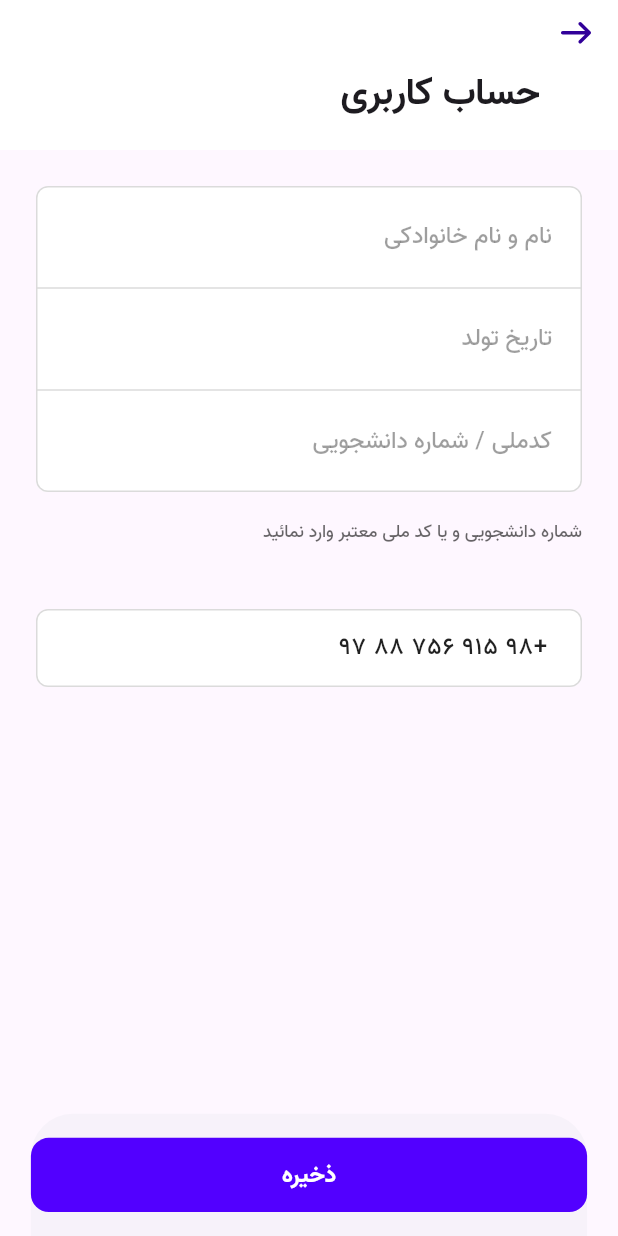
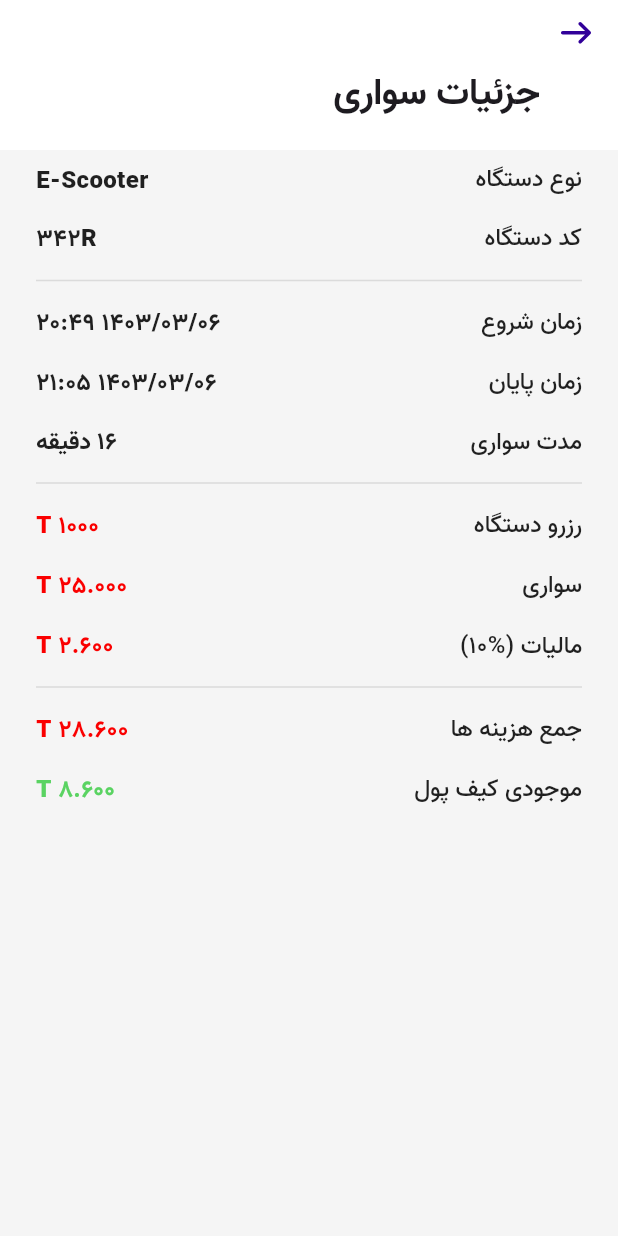
Before and after one commit to Ehsan-abaci/Rio, a Flutter app: the screen it shows after launch, on a phone screen of 412 x 824 dp. Run offline on Flutter 3.47's test engine with Material 3 defaults, Android fonts, the phone set to English and light mode, and no system bars; our stand-ins replace bloc, equatable, flutter_bloc, flutter_map, flutter_svg, geolocator and 5 more; missing offline and left inert: flutter_map_cancellable_tile_provider, flutter_map_location_marker, qr_code_scanner; accounts and stored records are empty.

Commit message:
add ride details page

```diff
--- a/lib/core/utils/resources/color_manager.dart
+++ b/lib/core/utils/resources/color_manager.dart
@@ -42,6 +42,8 @@ class ColorManager {
   static Color reversedEmphasis = HexColor.fromHexColor('FFFFFF');
   static Color placeholder = HexColor.fromHexColor('#8C8C8C');
   static Color border = HexColor.fromHexColor('DBDBDB');
+  static Color red = HexColor.fromHexColor('FA0000');
+  static Color green = HexColor.fromHexColor('5AD362');
 }
 
 extension HexColor on Color {
--- /dev/null
+++ b/lib/feature/ride_histories/presentation/screens/ride_details_page.dart
@@ -0,0 +1,112 @@
+import 'package:flutter/material.dart';
+
+import '../../../../core/utils/resources/color_manager.dart';
+import '../../../../core/widgets/custom_appbar_widget.dart';
+
+class RideDetailsPage extends StatelessWidget {
+  const RideDetailsPage({super.key});
+
+  @override
+  Widget build(BuildContext context) {
+    return Scaffold(
+        backgroundColor: ColorManager.appBg,
+        appBar: const CustomAppBarWidget(title: "جزئیات سواری"),
+        body: const WidgetColumnDetails());
+  }
+}
+
+class WidgetDivider extends StatelessWidget {
+  const WidgetDivider({super.key});
+
+  @override
+  Widget build(BuildContext context) {
+    return Divider(
+      color: ColorManager.border,
+      thickness: 1,
+    );
+  }
+}
+
+class WidgetColumnDetails extends StatelessWidget {
+  const WidgetColumnDetails({super.key});
+
+  @override
+  Widget build(BuildContext context) {
+    return const Padding(
+      padding: EdgeInsets.symmetric(horizontal: 24.0),
+      child: Column(children: [
+        WidgetDetailsRow(
+            title: "نوع دستگاه", description: 'E-Scooter', color: "black"),
+        WidgetDetailsRow(
+            title: "کد دستگاه", description: '342R', color: "black"),
+        WidgetDivider(),
+        WidgetDetailsRow(
+            title: "زمان شروع",
+            description: '1403/03/06 20:49',
+            color: "black"),
+        WidgetDetailsRow(
+            title: "زمان پایان",
+            description: '1403/03/06 21:05',
+            color: "black"),
+        WidgetDetailsRow(
+            title: "مدت سواری", description: '16 دقیقه', color: "black"),
+        WidgetDivider(),
+        WidgetDetailsRow(
+            title: "رزرو دستگاه", description: '1000 T', color: "red"),
+        WidgetDetailsRow(title: "سواری", description: '25.000 T', color: "red"),
+        WidgetDetailsRow(
+            title: "مالیات (%10)", description: '2.600 T', color: "red"),
+        WidgetDivider(),
+        WidgetDetailsRow(
+            title: "جمع هزینه ها", description: '28.600 T', color: "red"),
+        WidgetDetailsRow(
+            title: "موجودی کیف پول", description: '8.600 T', color: "green"),
+      ]),
+    );
+  }
+}
+
+class WidgetDetailsRow extends StatelessWidget {
+  const WidgetDetailsRow(
+      {super.key,
+      required this.title,
+      required this.description,
+      required this.color});
+
+  final String title;
+  final String description;
+  final String color;
+
+  @override
+  Widget build(BuildContext context) {
+    return Padding(
+      padding: const EdgeInsets.symmetric(vertical: 8.0),
+      child: Row(mainAxisAlignment: MainAxisAlignment.spaceBetween, children: [
+        Text(
+          title,
+          style: TextStyle(
+              fontWeight: FontWeight.w500,
+              color: ColorManager.highEmphasis,
+              fontSize: 16),
+        ),
+        Text(
+          description,
+          style: TextStyle(
+              fontWeight: FontWeight.w800,
+              color: _getColor(color),
+              fontSize: 16),
+        )
+      ]),
+    );
+  }
+  Color _getColor(String color) {
+    switch (color) {
+      case "red":
+        return ColorManager.red;
+      case "green":
+        return ColorManager.green;
+      default:
+        return ColorManager.highEmphasis;
+    }
+  }
+}
--- a/lib/main.dart
+++ b/lib/main.dart
@@ -10,6 +10,7 @@ import 'package:share_scooter/feature/ride_histories/domain/entities/scooter_ent
 import 'package:share_scooter/feature/splash/presentation/screens/splash_screen_page.dart';
 import 'package:share_scooter/locator.dart';
 import 'package:flutter_bloc/flutter_bloc.dart';
+import 'feature/ride_histories/presentation/screens/ride_details_page.dart';
 import 'feature/settings/presentation/screens/account_page.dart';
 import 'feature/settings/presentation/screens/change_language_page.dart';
 import 'feature/settings/presentation/screens/setting_page.dart';
@@ -67,7 +68,7 @@ class MyApp extends StatelessWidget {
           fontFamily: Constant.fontFamily,
           useMaterial3: true,
         ),
-        home: const AccountPage(),
+        home: const RideDetailsPage(),
       ),
     );
   }
```
Also changed, not shown: pubspec.lock.
